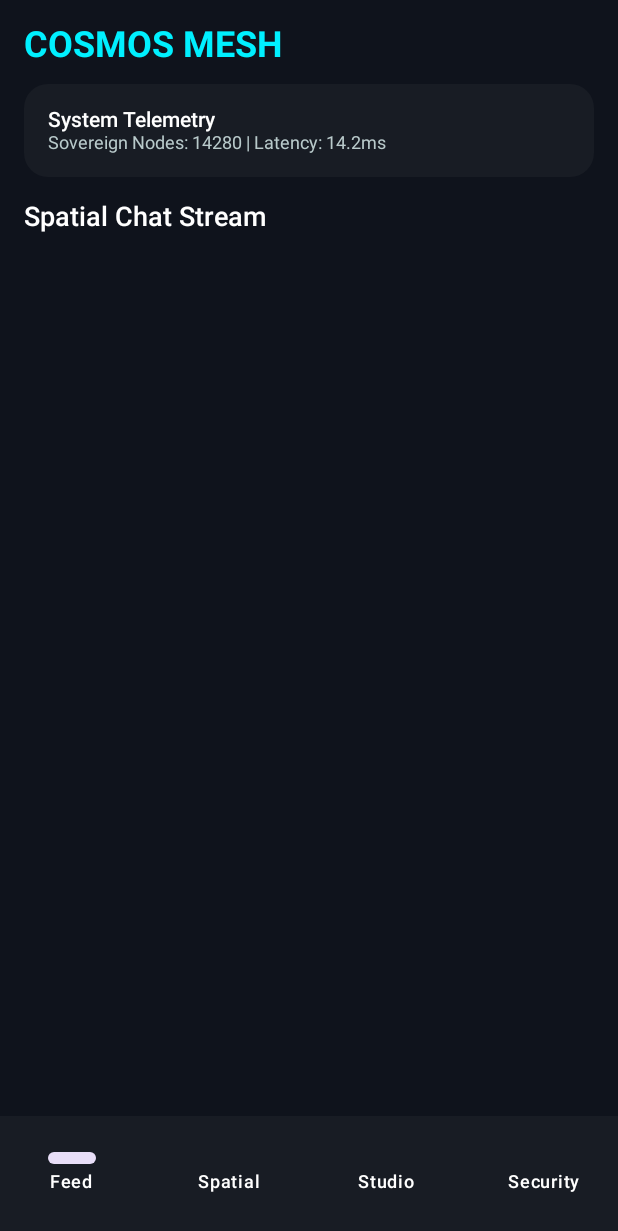
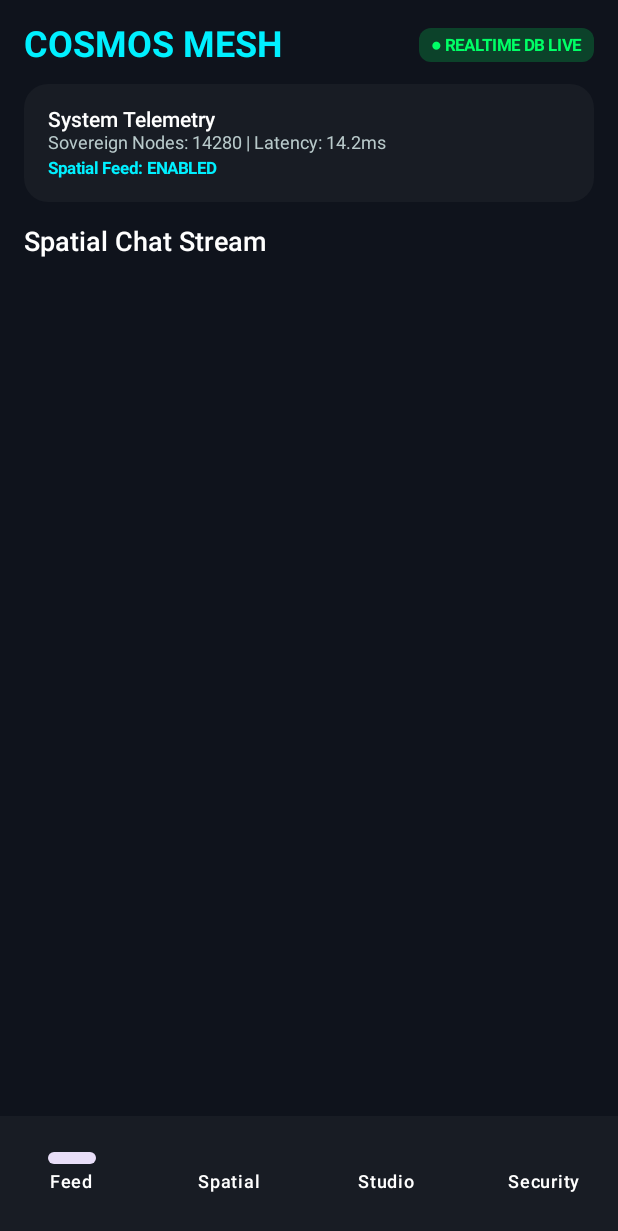
Before and after one commit to Mikekhch/cosmos, an Android app built with Jetpack Compose: the screen it shows after launch (MainActivity), on a phone screen of 412 x 824 dp. Shown: the top 1231 px of the screen. Run offline under Robolectric (Android 15) with nearby library versions, the phone set to English and light mode, and no system bars.

Commit message:
feat: connect Android app to Firebase Realtime Database
Co-authored-by: Mikekhch <244314022+Mikekhch@users.noreply.github.com>

```diff
--- a/androidApp/src/main/java/com/cosmos/app/config/RemoteConfigManager.kt
+++ b/androidApp/src/main/java/com/cosmos/app/config/RemoteConfigManager.kt
@@ -1,30 +1,24 @@
 package com.cosmos.app.config
 
 import com.cosmos.app.data.RemoteConfigState
-import kotlinx.coroutines.flow.MutableStateFlow
+import com.cosmos.app.sync.FirebaseRealtimeDatabaseEngine
 import kotlinx.coroutines.flow.StateFlow
-import kotlinx.coroutines.flow.asStateFlow
 
-class RemoteConfigManager {
-    private val _configState = MutableStateFlow(RemoteConfigState())
-    val configState: StateFlow<RemoteConfigState> = _configState.asStateFlow()
+class RemoteConfigManager(
+    private val realtimeEngine: FirebaseRealtimeDatabaseEngine = FirebaseRealtimeDatabaseEngine.getInstance()
+) {
+    val configState: StateFlow<RemoteConfigState> = realtimeEngine.remoteConfig
 
     fun updateFlag(key: String, value: Boolean) {
-        val current = _configState.value
-        _configState.value = when (key) {
-            "isSpatialFeedEnabled" -> current.copy(isSpatialFeedEnabled = value)
-            "isCreatorStudioEnabled" -> current.copy(isCreatorStudioEnabled = value)
-            "isNineLayerShieldActive" -> current.copy(isNineLayerShieldActive = value)
-            "isDynamicModuleDeliveryEnabled" -> current.copy(isDynamicModuleDeliveryEnabled = value)
-            else -> current
-        }
+        realtimeEngine.publishRemoteConfigFlag(key, value)
     }
 
     fun triggerMasterKeyRotation() {
-        // Trigger key rotation event across sovereign mesh
+        val newEpoch = (System.currentTimeMillis() / 1000).toInt()
+        realtimeEngine.publishRemoteConfigFlag("lastMasterKeyRotationEpoch", true)
     }
 
     fun moderateUserOrIP(targetId: String, action: String) {
-        // Moderation action
+        realtimeEngine.publishRemoteConfigFlag("moderated_$targetId", action == "BAN" || action == "LOCK_IP")
     }
 }
--- a/androidApp/src/main/java/com/cosmos/app/data/Repository.kt
+++ b/androidApp/src/main/java/com/cosmos/app/data/Repository.kt
@@ -1,18 +1,20 @@
 package com.cosmos.app.data
 
+import com.cosmos.app.sync.FirebaseRealtimeDatabaseEngine
 import kotlinx.coroutines.flow.MutableStateFlow
 import kotlinx.coroutines.flow.StateFlow
 import kotlinx.coroutines.flow.asStateFlow
 
-class Repository {
-    private val _messages = MutableStateFlow<List<Message>>(emptyList())
-    val messages: StateFlow<List<Message>> = _messages.asStateFlow()
+class Repository(
+    private val realtimeEngine: FirebaseRealtimeDatabaseEngine = FirebaseRealtimeDatabaseEngine.getInstance()
+) {
+    val messages: StateFlow<List<Message>> = realtimeEngine.messages
 
     private val _securityEvents = MutableStateFlow<List<SecurityEvent>>(emptyList())
     val securityEvents: StateFlow<List<SecurityEvent>> = _securityEvents.asStateFlow()
 
     fun addMessage(message: Message) {
-        _messages.value = _messages.value + message
+        realtimeEngine.publishMessage(message)
     }
 
     fun addSecurityEvent(event: SecurityEvent) {
--- a/androidApp/src/main/java/com/cosmos/app/sync/FirestoreSyncEngine.kt
+++ b/androidApp/src/main/java/com/cosmos/app/sync/FirestoreSyncEngine.kt
@@ -9,15 +9,17 @@ enum class SyncStatus {
     CONNECTED, CONNECTING, OFFLINE
 }
 
-class FirestoreSyncEngine {
+class FirestoreSyncEngine(
+    val realtimeDatabaseEngine: FirebaseRealtimeDatabaseEngine = FirebaseRealtimeDatabaseEngine.getInstance()
+) {
     private val _syncStatus = MutableStateFlow(SyncStatus.CONNECTED)
     val syncStatus: StateFlow<SyncStatus> = _syncStatus.asStateFlow()
 
-    private val _incomingMessages = MutableStateFlow<List<Message>>(emptyList())
-    val incomingMessages: StateFlow<List<Message>> = _incomingMessages.asStateFlow()
+    val incomingMessages: StateFlow<List<Message>> = realtimeDatabaseEngine.messages
 
     fun startRealtimeListeners() {
         _syncStatus.value = SyncStatus.CONNECTED
+        realtimeDatabaseEngine.startRealtimeSync()
     }
 
     fun simulateNetworkConnectivityChange(isConnected: Boolean) {
--- a/androidApp/src/main/java/com/cosmos/app/ui/HomeScreen.kt
+++ b/androidApp/src/main/java/com/cosmos/app/ui/HomeScreen.kt
@@ -13,12 +13,14 @@ import androidx.compose.ui.graphics.Color
 import androidx.compose.ui.text.font.FontWeight
 import androidx.compose.ui.unit.dp
 import androidx.compose.ui.unit.sp
+import com.cosmos.app.sync.SyncStatus
 import com.cosmos.app.viewmodel.HomeViewModel
 
 @Composable
 fun HomeScreen(viewModel: HomeViewModel = HomeViewModel()) {
     val messages by viewModel.messages.collectAsState()
     val configState by viewModel.remoteConfigManager.configState.collectAsState()
+    val syncStatus by viewModel.syncEngine.syncStatus.collectAsState()
 
     Column(
         modifier = Modifier
@@ -26,12 +28,30 @@ fun HomeScreen(viewModel: HomeViewModel = HomeViewModel()) {
             .background(Color(0xFF0F131C))
             .padding(16.dp)
     ) {
+        Row(
+            modifier = Modifier.fillMaxWidth(),
+            horizontalArrangement = Arrangement.SpaceBetween,
+            verticalAlignment = Alignment.CenterVertically
+        ) {
             Text(
                 text = "COSMOS MESH",
                 color = Color(0xFF00F0FF),
                 fontSize = 24.sp,
                 fontWeight = FontWeight.Bold
             )
+            Surface(
+                color = if (syncStatus == SyncStatus.CONNECTED) Color(0xFF00FF66).copy(alpha = 0.2f) else Color(0xFFFF3366).copy(alpha = 0.2f),
+                shape = RoundedCornerShape(8.dp)
+            ) {
+                Text(
+                    text = if (syncStatus == SyncStatus.CONNECTED) "● REALTIME DB LIVE" else "○ OFFLINE",
+                    color = if (syncStatus == SyncStatus.CONNECTED) Color(0xFF00FF66) else Color(0xFFFF3366),
+                    fontSize = 11.sp,
+                    fontWeight = FontWeight.Bold,
+                    modifier = Modifier.padding(horizontal = 8.dp, vertical = 4.dp)
+                )
+            }
+        }
 
         Spacer(modifier = Modifier.height(12.dp))
 
@@ -52,6 +72,13 @@ fun HomeScreen(viewModel: HomeViewModel = HomeViewModel()) {
                     color = Color(0xFFB9CACB),
                     fontSize = 12.sp
                 )
+                Spacer(modifier = Modifier.height(4.dp))
+                Text(
+                    text = "Spatial Feed: ${if (configState.isSpatialFeedEnabled) "ENABLED" else "DISABLED"}",
+                    color = if (configState.isSpatialFeedEnabled) Color(0xFF00F0FF) else Color(0xFFFF3366),
+                    fontSize = 11.sp,
+                    fontWeight = FontWeight.Bold
+                )
             }
         }
 
@@ -66,6 +93,20 @@ fun HomeScreen(viewModel: HomeViewModel = HomeViewModel()) {
 
         Spacer(modifier = Modifier.height(8.dp))
 
+        if (!configState.isSpatialFeedEnabled) {
+            Box(
+                modifier = Modifier
+                    .fillMaxWidth()
+                    .padding(24.dp),
+                contentAlignment = Alignment.Center
+            ) {
+                Text(
+                    text = "Spatial Feed has been dynamically disabled via Remote Config.",
+                    color = Color(0xFFFF3366),
+                    fontWeight = FontWeight.Medium
+                )
+            }
+        } else {
             LazyColumn(verticalArrangement = Arrangement.spacedBy(8.dp)) {
                 items(messages) { msg ->
                     Card(
@@ -81,3 +122,4 @@ fun HomeScreen(viewModel: HomeViewModel = HomeViewModel()) {
             }
         }
     }
+}
--- a/androidApp/src/main/java/com/cosmos/app/viewmodel/HomeViewModel.kt
+++ b/androidApp/src/main/java/com/cosmos/app/viewmodel/HomeViewModel.kt
@@ -7,8 +7,8 @@ import com.cosmos.app.data.Repository
 import com.cosmos.app.sync.FirestoreSyncEngine
 import kotlinx.coroutines.flow.StateFlow
 
-class HomeViewModel(
-    private val repository: Repository = Repository(),
+open class HomeViewModel(
+    val repository: Repository = Repository(),
     val syncEngine: FirestoreSyncEngine = FirestoreSyncEngine(),
     val remoteConfigManager: RemoteConfigManager = RemoteConfigManager()
 ) : ViewModel() {
@@ -18,4 +18,14 @@ class HomeViewModel(
     init {
         syncEngine.startRealtimeListeners()
     }
+
+    fun sendMessage(text: String, senderId: String = "SovereignNode") {
+        val message = Message(
+            id = "msg_${System.currentTimeMillis()}",
+            senderId = senderId,
+            text = text,
+            timestamp = System.currentTimeMillis()
+        )
+        repository.addMessage(message)
+    }
 }
```
Also changed, not shown: androidApp/src/main/java/com/cosmos/app/sync/FirebaseRealtimeDatabaseEngine.kt (added, +306 -0 lines), androidApp/src/main/java/com/cosmos/app/viewmodel/FeedViewModel.kt (added, +11 -0 lines), androidApp/src/main/java/com/cosmos/app/viewmodel/SpatialChatViewModel.kt (+30 -20 lines), 2 other files. Lines whose indentation alone changed are shown as unchanged.
